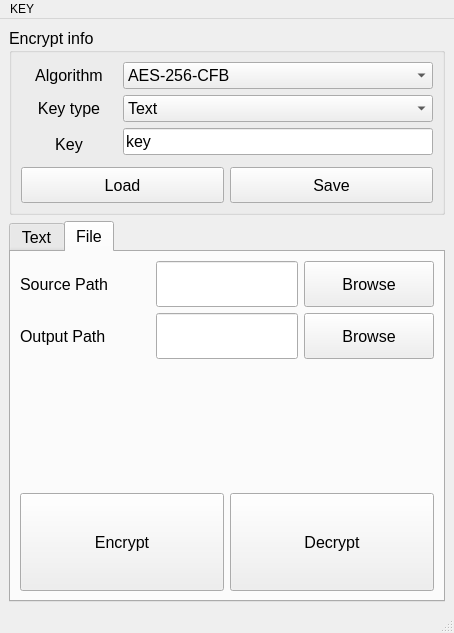
Old version of the form gui_main.ui in the repository wevsty/en_message.
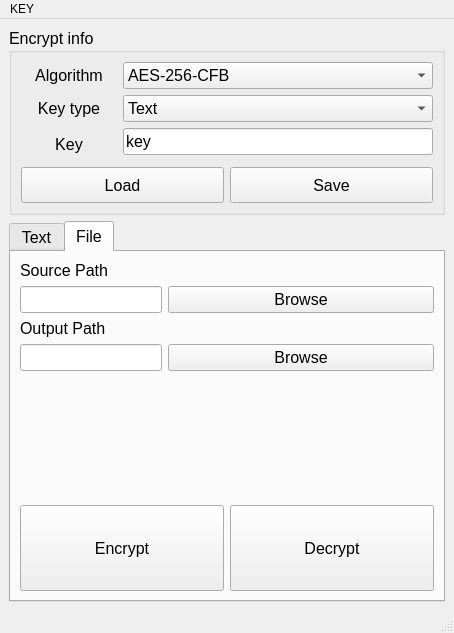
New version of the form. The open tabs and pages were chosen to show the change. Icons and pictures are not drawn.

Commit message: update Crypto_File_Tab ui

```diff
--- a/gui_main.ui
+++ b/gui_main.ui
@@ -606,8 +606,8 @@
        <layout class="QVBoxLayout" name="verticalLayout_2">
         <item>
          <layout class="QGridLayout" name="gridLayout_File_Path">
-          <item row="0" column="0">
-           <widget class="QLabel" name="Label_Source_File_Path">
+          <item row="3" column="2">
+           <widget class="QPushButton" name="Button_Output_File_Browse">
             <property name="sizePolicy">
              <sizepolicy hsizetype="MinimumExpanding" vsizetype="MinimumExpanding">
               <horstretch>0</horstretch>
@@ -615,21 +615,11 @@
              </sizepolicy>
             </property>
             <property name="text">
-             <string>Source Path</string>
+             <string>Browse</string>
             </property>
            </widget>
           </item>
-          <item row="0" column="1">
-           <widget class="QLineEdit" name="LineEdit_Source_File_Path">
-            <property name="sizePolicy">
-             <sizepolicy hsizetype="MinimumExpanding" vsizetype="MinimumExpanding">
-              <horstretch>0</horstretch>
-              <verstretch>0</verstretch>
-             </sizepolicy>
-            </property>
-           </widget>
-          </item>
-          <item row="0" column="2">
+          <item row="1" column="2">
            <widget class="QPushButton" name="Button_Source_File_Browse">
             <property name="sizePolicy">
              <sizepolicy hsizetype="MinimumExpanding" vsizetype="MinimumExpanding">
@@ -642,20 +632,17 @@
             </property>
            </widget>
           </item>
-          <item row="1" column="0">
-           <widget class="QLabel" name="Label_Output_File_Path">
+          <item row="1" column="0" colspan="2">
+           <widget class="QLineEdit" name="LineEdit_Source_File_Path">
             <property name="sizePolicy">
              <sizepolicy hsizetype="MinimumExpanding" vsizetype="MinimumExpanding">
               <horstretch>0</horstretch>
               <verstretch>0</verstretch>
              </sizepolicy>
             </property>
-            <property name="text">
-             <string>Output Path</string>
-            </property>
            </widget>
           </item>
-          <item row="1" column="1">
+          <item row="3" column="0" colspan="2">
            <widget class="QLineEdit" name="LineEdit_Output_File_Path">
             <property name="sizePolicy">
              <sizepolicy hsizetype="Expanding" vsizetype="Expanding">
@@ -665,8 +652,8 @@
             </property>
            </widget>
           </item>
-          <item row="1" column="2">
-           <widget class="QPushButton" name="Button_Output_File_Browse">
+          <item row="2" column="0" colspan="3">
+           <widget class="QLabel" name="Label_Output_File_Path">
             <property name="sizePolicy">
              <sizepolicy hsizetype="MinimumExpanding" vsizetype="MinimumExpanding">
               <horstretch>0</horstretch>
@@ -674,7 +661,20 @@
              </sizepolicy>
             </property>
             <property name="text">
-             <string>Browse</string>
+             <string>Output Path</string>
+            </property>
+           </widget>
+          </item>
+          <item row="0" column="0" colspan="3">
+           <widget class="QLabel" name="Label_Source_File_Path">
+            <property name="sizePolicy">
+             <sizepolicy hsizetype="MinimumExpanding" vsizetype="MinimumExpanding">
+              <horstretch>0</horstretch>
+              <verstretch>0</verstretch>
+             </sizepolicy>
+            </property>
+            <property name="text">
+             <string>Source Path</string>
             </property>
            </widget>
           </item>
```
Left out of the diff: 2 changed lines with no effect on the pictures.
